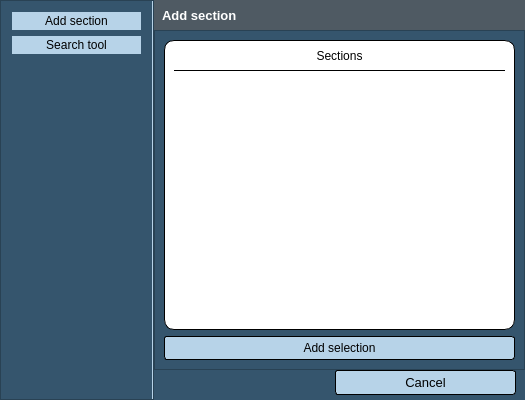
Old version of the form select_section_dialog.ui in the repository GIAPspzoo/GIAP_PolaMap_lite.
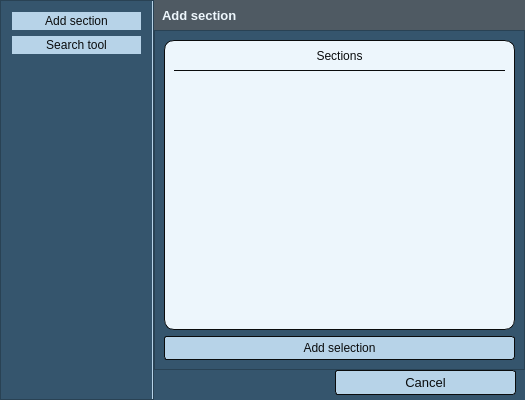
New version of the form. Icons and pictures are not drawn. Custom widgets are drawn as their Qt base class.

Diff of the .ui file:
```diff
--- a/select_section_dialog.ui
+++ b/select_section_dialog.ui
@@ -45,14 +45,14 @@
 	alternate-background-color:  #e6e6e6;
 }
 QListWidget:item:selected {
-	background: rgb(38, 60, 78);
-	color: white;
+	background: #6fb1e3;
+	color: #EDF6FC;
 }
 
 QAbstractItemView
 {
 	alternate-background-color:  #e7e7e7;
-	color:  black;
+	color:  #0A0C0D;
 	border: 1px solid  #1a2936;
 	border-radius: 3px;
 	padding: 1px;
@@ -60,13 +60,13 @@
 
 QAbstractItemView:selected
 {
-	color:  white;
+	color:  #EDF6FC;
 	background-color: rgb(38, 60, 78);
 }
 
 QPushButton {
-	color: black;
-	border: 1px solid black;
+	color: #0A0C0D;
+	border: 1px solid  #0A0C0D;
 	background-color: #b7d3e8;
 	border-radius: 3px;
 	padding: 4px;
@@ -87,7 +87,7 @@
 }
 
 QToolButton {
-	color:  black;
+	color:  #0A0C0D;
 }
 
 QPushButton:disabled
@@ -98,20 +98,24 @@
 QHeaderView::section
 {
 	background-color:  #cfcfcf;
-	color:  black;
+	color:  #0A0C0D;
 	padding-left: 4px;
 }
 
 QLineEdit
 {
-	border: 1px solid #5689b0;
+	border: None;
     border-radius: 3px;
     background-color: #4f5a63;
 }
 
 QLineEdit:disabled
 {
-    color: white;
+    color: #EDF6FC;
+}
+
+QLineEdit:focus{
+    border: 1px solid #5689B0;
 }</string>
   </property>
   <property name="locale">
@@ -212,12 +216,12 @@
 font: 75 8pt &quot;Segoe UI Light&quot;;
 
 QWidget {
-border-right: 2px solid black;
+border-right: 2px solid  #0A0C0D;
 }
 
 QPushButton {
-	color: black;
-	border: 1px solid black;
+	color: #0A0C0D;
+	border: 1px solid  #0A0C0D;
 	background-color: #b7d3e8;
 	border-radius: 3px;
 	padding: 4px;
@@ -238,7 +242,7 @@
 }
 
 QToolButton {
-	color:  black;
+	color:  #0A0C0D;
 }
 
 QPushButton:disabled
@@ -287,7 +291,7 @@
            <property name="styleSheet">
             <string notr="true">QPushButton{   
    background-color: #b7d3e8;
-   color: black;
+   color: #0A0C0D;
    font: 10pt &quot;Segoe UI&quot;; 
    border: none;
    border-radius:none;
@@ -321,7 +325,7 @@
            <property name="styleSheet">
             <string notr="true">QPushButton{   
    background-color: #b7d3e8;
-   color: black;
+   color: #0A0C0D;
    font: 10pt &quot;Segoe UI&quot;; 
    border: none;
    border-radius:none;
@@ -453,7 +457,7 @@
            </font>
           </property>
           <property name="styleSheet">
-           <string notr="true">color : white;	font-weight: bold;</string>
+           <string notr="true">color : #EDF6FC;	font-weight: bold;</string>
           </property>
           <property name="text">
            <string>Add section</string>
@@ -476,9 +480,9 @@
           <item row="0" column="1">
            <widget class="QFrame" name="frame">
             <property name="styleSheet">
-             <string notr="true">border: 1px solid black;
+             <string notr="true">border: 1px solid  #0A0C0D;
 border-radius: 10px;
-background-color: white;</string>
+background-color: #EDF6FC;</string>
             </property>
             <property name="frameShape">
              <enum>QFrame::StyledPanel</enum>
@@ -501,8 +505,8 @@
                <property name="styleSheet">
                 <string notr="true">border-width: 0px;
 border-radius: 0px;
-border-bottom: 1px solid black;
-color: black;</string>
+border-bottom: 1px solid  #0A0C0D;
+color: #0A0C0D;</string>
                </property>
                <property name="text">
                 <string>Sections</string>
@@ -517,7 +521,7 @@
                <property name="styleSheet">
                 <string notr="true">QListWidget {
     alternate-background-color:  rgb(87, 131, 167);
-	background-color: white;
+	background-color: #EDF6FC;
 	border-width: 0px;
 }
 </string>
@@ -566,9 +570,9 @@
        <item>
         <widget class="QFrame" name="frame_3">
          <property name="styleSheet">
-          <string notr="true">border: 1px solid black;
+          <string notr="true">border: 1px solid  #0A0C0D;
 border-radius: 10px;
-background-color: white;</string>
+background-color: #EDF6FC;</string>
          </property>
          <property name="frameShape">
           <enum>QFrame::StyledPanel</enum>
@@ -610,10 +614,15 @@
             <property name="styleSheet">
              <string notr="true">QTreeView:item
 {
-    color: black;
+    color: #0A0C0D;
 	border: none;
 }
 
+QTreeView:item:hover
+{
+   background-color:red;
+}
+
 QTreeView
 {
 	border:1px;
@@ -621,7 +630,7 @@
 
 QToolTip
 {
-    color:white;
+    color:#EDF6FC;
     font: 9pt &quot;Segoe UI&quot;;
     font-weight: normal;
     border-style: outset;
```
